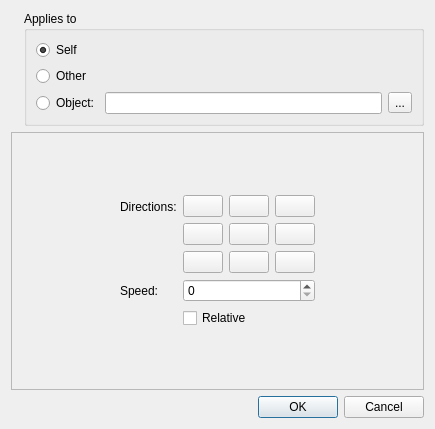
This is src/editor/dialogs/actions/movefixeddialog.ui in 0xFEEDC0DE64/QtGameMaker as Qt 5 draws it before an edit. The edited form follows.
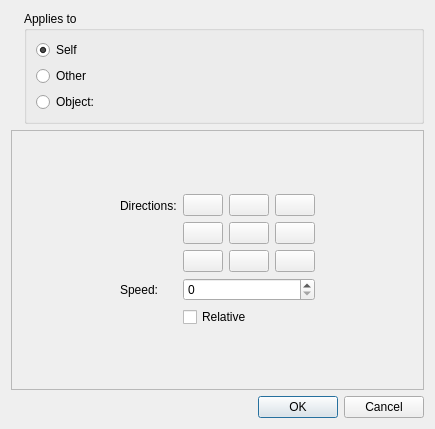
This is the edited form. Icons and pictures are not drawn. Custom widgets are drawn as their Qt base class.

Commit message: Implemented object selection widgets in action dialogs

```diff
--- a/src/editor/dialogs/actions/movefixeddialog.ui
+++ b/src/editor/dialogs/actions/movefixeddialog.ui
@@ -50,7 +50,7 @@
          </widget>
         </item>
         <item>
-         <layout class="QHBoxLayout" name="horizontalLayout_2">
+         <layout class="QHBoxLayout" name="horizontalLayout_2" stretch="0,1">
           <item>
            <widget class="QRadioButton" name="radioButtonObject">
             <property name="text">
@@ -59,12 +59,9 @@
            </widget>
           </item>
           <item>
-           <widget class="QLineEdit" name="lineEdit"/>
-          </item>
-          <item>
-           <widget class="QToolButton" name="toolButton">
-            <property name="text">
-             <string>...</string>
+           <widget class="ObjectSelectorWidget" name="widgetObject" native="true">
+            <property name="visible">
+             <bool>false</bool>
             </property>
            </widget>
           </item>
@@ -285,6 +282,14 @@
    </item>
   </layout>
  </widget>
+ <customwidgets>
+  <customwidget>
+   <class>ObjectSelectorWidget</class>
+   <extends>QWidget</extends>
+   <header>widgets/objectselectorwidget.h</header>
+   <container>1</container>
+  </customwidget>
+ </customwidgets>
  <resources>
   <include location="../../resources_editor.qrc"/>
  </resources>
```
Left out of the diff: 16 changed lines with no effect on the pictures. The commit also changes 38 other files.
